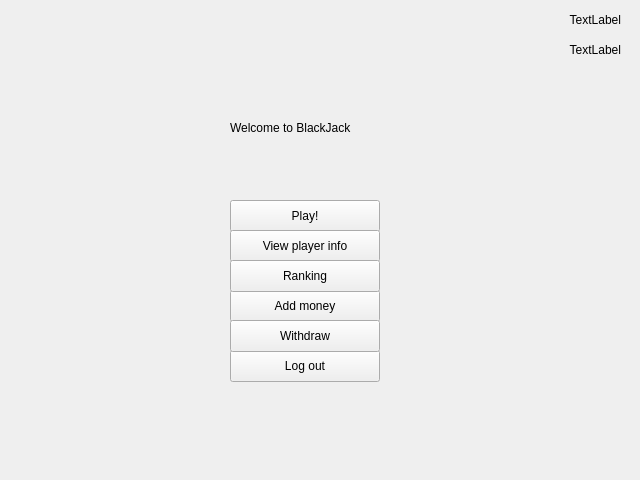
First picture: the form in blackjack-client/ui/home.ui, repository lehoangtran289/Blackjack, before the edit.
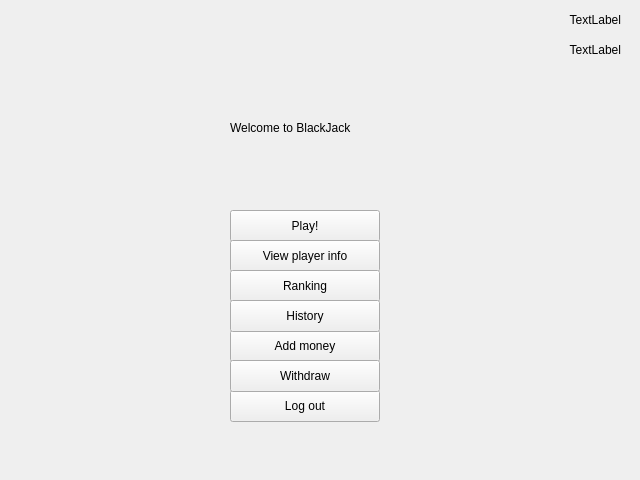
Second picture: the form after the edit.

Commit message: add history and search info

```diff
--- a/blackjack-client/ui/home.ui
+++ b/blackjack-client/ui/home.ui
@@ -20,7 +20,7 @@
    <property name="geometry">
     <rect>
      <x>230</x>
-     <y>200</y>
+     <y>210</y>
      <width>150</width>
      <height>32</height>
     </rect>
@@ -33,7 +33,7 @@
    <property name="geometry">
     <rect>
      <x>230</x>
-     <y>350</y>
+     <y>390</y>
      <width>150</width>
      <height>32</height>
     </rect>
@@ -46,7 +46,7 @@
    <property name="geometry">
     <rect>
      <x>230</x>
-     <y>290</y>
+     <y>330</y>
      <width>150</width>
      <height>32</height>
     </rect>
@@ -59,7 +59,7 @@
    <property name="geometry">
     <rect>
      <x>230</x>
-     <y>230</y>
+     <y>240</y>
      <width>150</width>
      <height>32</height>
     </rect>
@@ -72,7 +72,7 @@
    <property name="geometry">
     <rect>
      <x>230</x>
-     <y>260</y>
+     <y>270</y>
      <width>150</width>
      <height>32</height>
     </rect>
@@ -130,7 +130,7 @@
    <property name="geometry">
     <rect>
      <x>230</x>
-     <y>320</y>
+     <y>360</y>
      <width>150</width>
      <height>32</height>
     </rect>
@@ -139,6 +139,19 @@
     <string>Withdraw</string>
    </property>
   </widget>
+  <widget class="QPushButton" name="history_button">
+   <property name="geometry">
+    <rect>
+     <x>230</x>
+     <y>300</y>
+     <width>150</width>
+     <height>32</height>
+    </rect>
+   </property>
+   <property name="text">
+    <string>History</string>
+   </property>
+  </widget>
  </widget>
  <resources/>
  <connections/>
```
The commit also changes 17 other files.
